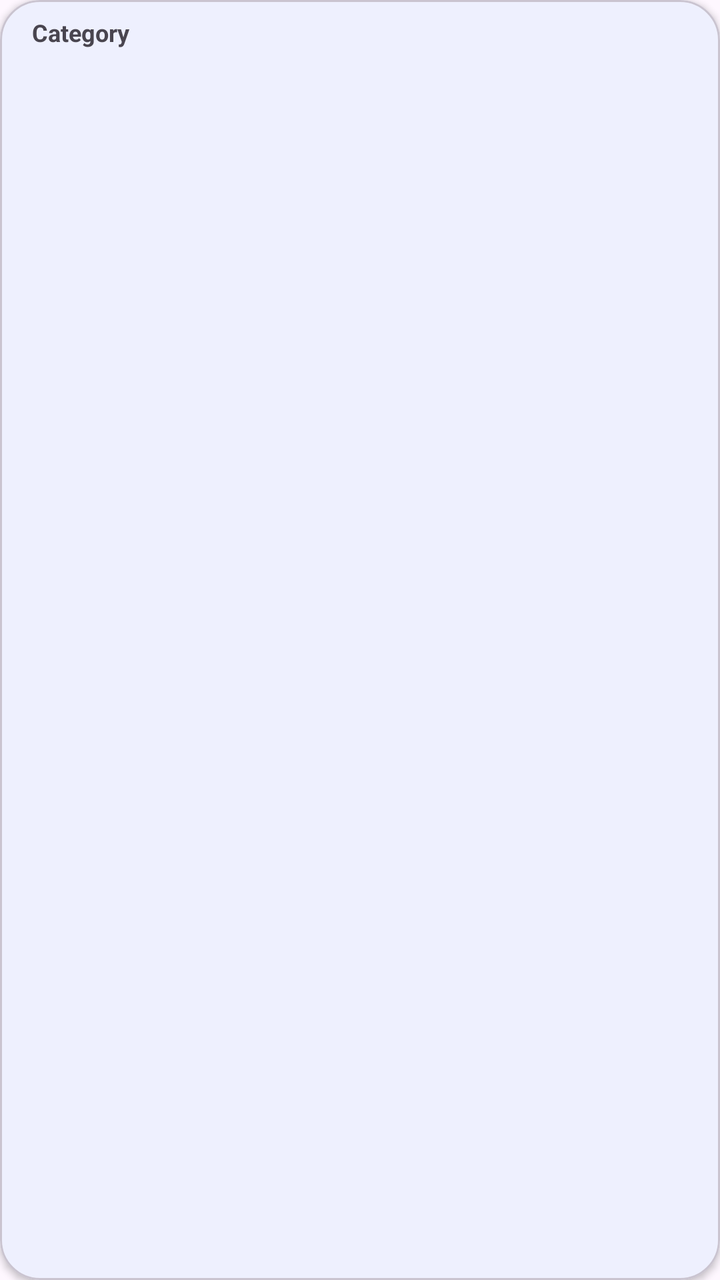
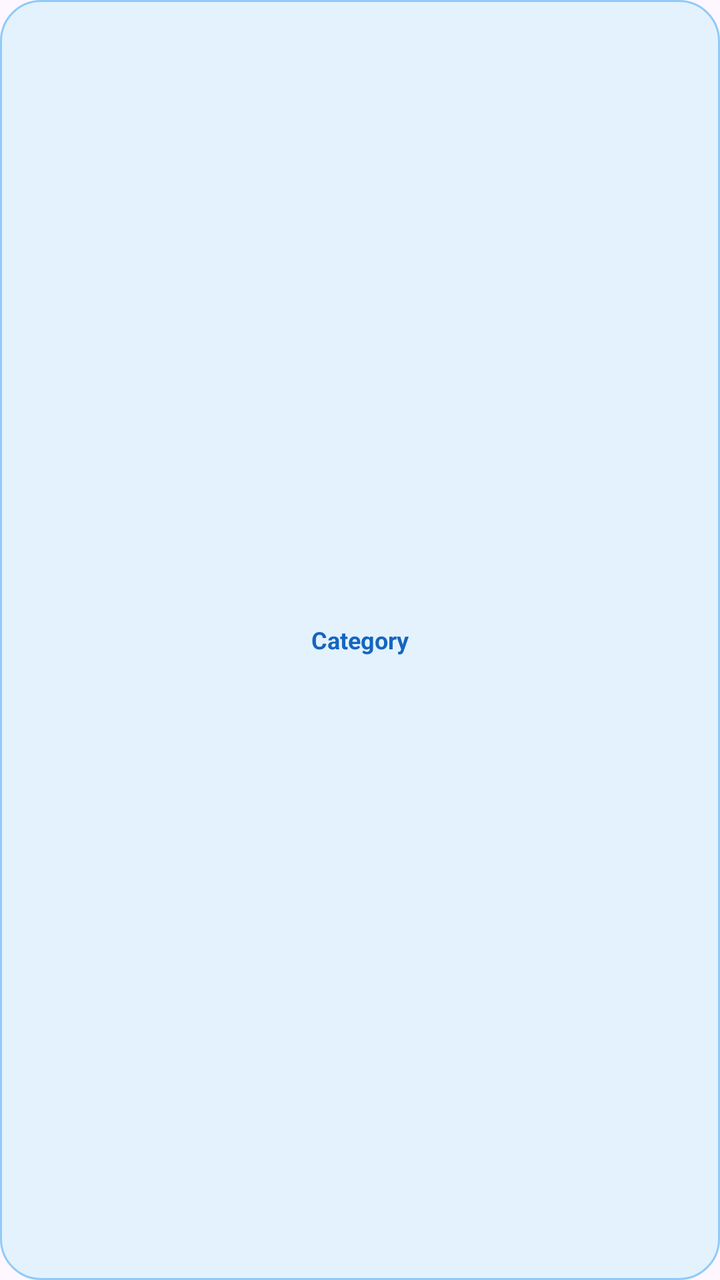

Screens rendered from an Android XML layout before and after an edit, with the pre-edit source and the edit as a unified diff.
<!-- AndroidManifest.xml: application theme Theme.CloneMaster -->
<!-- res/layout/item_category.xml -->
<?xml version="1.0" encoding="utf-8"?>
<com.google.android.material.card.MaterialCardView xmlns:android="http://schemas.android.com/apk/res/android"
    xmlns:app="http://schemas.android.com/apk/res-auto"
    android:layout_width="wrap_content"
    android:layout_height="wrap_content"
    android:layout_margin="4dp"
    app:cardCornerRadius="20dp"
    app:cardElevation="2dp"
    android:checkable="true"
    android:clickable="true"
    android:focusable="true"
    android:foreground="?attr/selectableItemBackground">

    <TextView
        android:id="@+id/categoryName"
        android:layout_width="wrap_content"
        android:layout_height="wrap_content"
        android:paddingHorizontal="16dp"
        android:paddingVertical="8dp"
        android:textSize="12sp"
        android:textStyle="bold"
        android:text="Category"/>

</com.google.android.material.card.MaterialCardView>
<!-- resources referenced by this layout -->
<resources>
  <style name="Theme.CloneMaster" parent="Theme.Material3.DayNight">
          <item name="colorPrimary">#2196F3</item>
          <item name="colorPrimaryVariant">#1976D2</item>
          <item name="colorOnPrimary">#FFFFFF</item>
      </style>
</resources>

<!-- the commit's change to res/layout/item_category.xml (unified diff, before → after) -->
@@ -1,24 +1,14 @@
 <?xml version="1.0" encoding="utf-8"?>
-<com.google.android.material.card.MaterialCardView xmlns:android="http://schemas.android.com/apk/res/android"
-    xmlns:app="http://schemas.android.com/apk/res-auto"
+<TextView xmlns:android="http://schemas.android.com/apk/res/android"
+    android:id="@+id/categoryName"
     android:layout_width="wrap_content"
-    android:layout_height="wrap_content"
+    android:layout_height="36dp"
     android:layout_margin="4dp"
-    app:cardCornerRadius="20dp"
-    app:cardElevation="2dp"
-    android:checkable="true"
-    android:clickable="true"
-    android:focusable="true"
-    android:foreground="?attr/selectableItemBackground">
-
-    <TextView
-        android:id="@+id/categoryName"
-        android:layout_width="wrap_content"
-        android:layout_height="wrap_content"
-        android:paddingHorizontal="16dp"
-        android:paddingVertical="8dp"
-        android:textSize="12sp"
-        android:textStyle="bold"
-        android:text="Category"/>
-
-</com.google.android.material.card.MaterialCardView>
+    android:paddingHorizontal="16dp"
+    android:paddingVertical="0dp"
+    android:gravity="center"
+    android:textSize="12sp"
+    android:textStyle="bold"
+    android:textColor="#1565C0"
+    android:background="@drawable/bg_category_unselected"
+    android:text="Category"/>
<!-- resource entries referenced after the edit -->
@@ -1,5 +1,12 @@
 <!-- resources referenced by this layout -->
 <resources>
+  <!-- drawable bg_category_unselected (drawable) -->
+  <?xml version="1.0" encoding="utf-8"?>
+  <shape xmlns:android="http://schemas.android.com/apk/res/android" android:shape="rectangle">
+      <solid android:color="#E3F2FD"/>
+      <corners android:radius="20dp"/>
+      <stroke android:width="1dp" android:color="#90CAF9"/>
+  </shape>
   <style name="Theme.CloneMaster" parent="Theme.Material3.DayNight">
           <item name="colorPrimary">#2196F3</item>
           <item name="colorPrimaryVariant">#1976D2</item>
